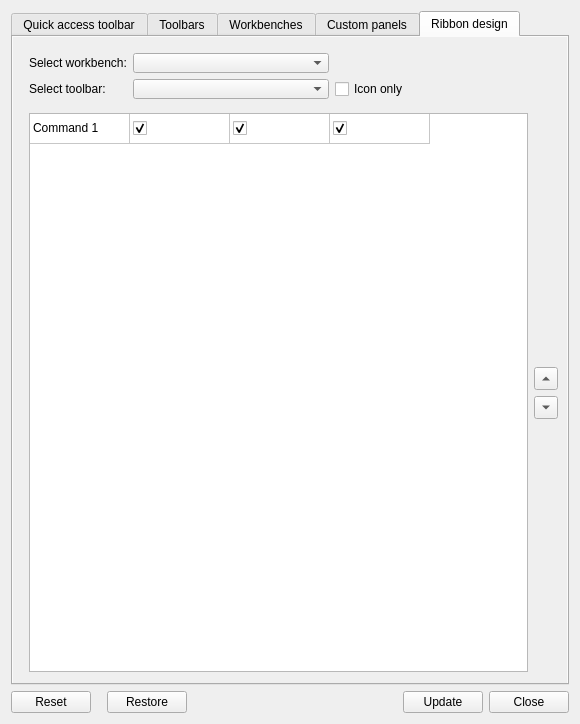
Before: the Qt Designer form Resources/ui/Design.ui in geolta/FreeCAD-Ribbon, drawn with Qt 5.
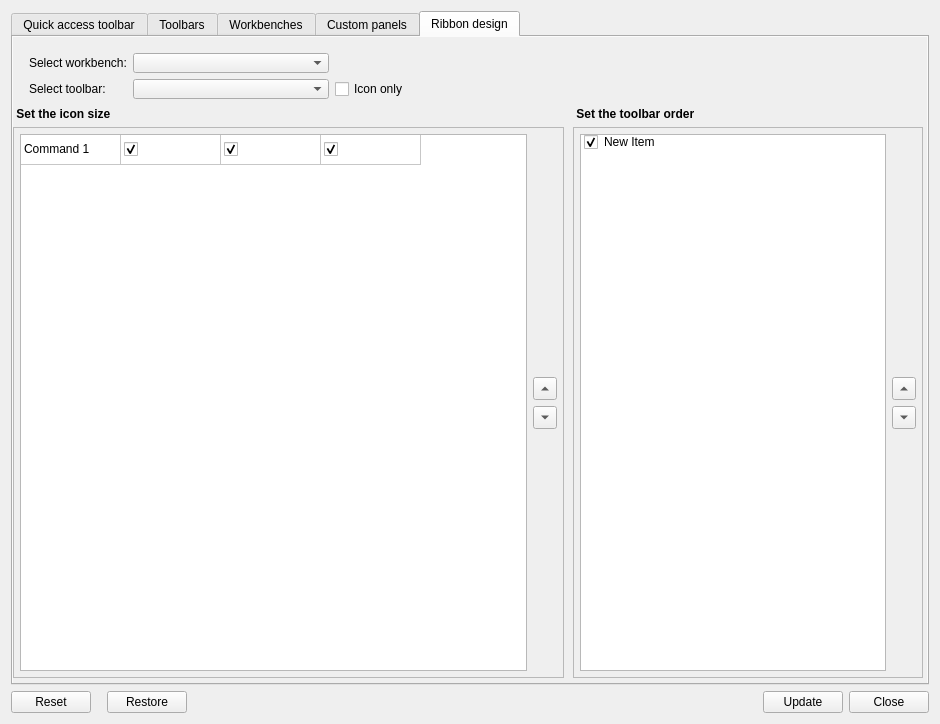
After: the same form once the commit is applied. The open tabs and pages were chosen to show the change.

Commit message: Added function to sort the panels

The edit to the form file:
```diff
--- a/Resources/ui/Design.ui
+++ b/Resources/ui/Design.ui
@@ -9,7 +9,7 @@
    <rect>
     <x>0</x>
     <y>0</y>
-    <width>580</width>
+    <width>940</width>
     <height>724</height>
    </rect>
   </property>
@@ -980,14 +980,33 @@
         </item>
        </layout>
       </widget>
-      <widget class="QWidget" name="layoutWidget">
+      <widget class="QWidget" name="">
        <property name="geometry">
         <rect>
-         <x>10</x>
+         <x>0</x>
          <y>70</y>
-         <width>541</width>
+         <width>551</width>
          <height>571</height>
         </rect>
+       </property>
+       <layout class="QVBoxLayout" name="verticalLayout_3">
+        <item>
+         <widget class="QLabel" name="label_12">
+          <property name="font">
+           <font>
+            <weight>75</weight>
+            <bold>true</bold>
+           </font>
+          </property>
+          <property name="text">
+           <string> Set the icon size</string>
+          </property>
+         </widget>
+        </item>
+        <item>
+         <widget class="QFrame" name="frame">
+          <property name="frameShape">
+           <enum>QFrame::StyledPanel</enum>
        </property>
        <layout class="QHBoxLayout" name="horizontalLayout_3">
         <property name="leftMargin">
@@ -1178,6 +1197,144 @@
            </spacer>
           </item>
          </layout>
+           </item>
+          </layout>
+         </widget>
+        </item>
+       </layout>
+      </widget>
+      <widget class="QWidget" name="">
+       <property name="geometry">
+        <rect>
+         <x>560</x>
+         <y>70</y>
+         <width>351</width>
+         <height>571</height>
+        </rect>
+       </property>
+       <layout class="QVBoxLayout" name="verticalLayout_4">
+        <item>
+         <widget class="QLabel" name="label_4">
+          <property name="font">
+           <font>
+            <weight>75</weight>
+            <bold>true</bold>
+           </font>
+          </property>
+          <property name="text">
+           <string> Set the toolbar order</string>
+          </property>
+         </widget>
+        </item>
+        <item>
+         <widget class="QFrame" name="">
+          <property name="sizePolicy">
+           <sizepolicy hsizetype="Fixed" vsizetype="Preferred">
+            <horstretch>0</horstretch>
+            <verstretch>0</verstretch>
+           </sizepolicy>
+          </property>
+          <property name="minimumSize">
+           <size>
+            <width>350</width>
+            <height>0</height>
+           </size>
+          </property>
+          <property name="frameShape">
+           <enum>QFrame::StyledPanel</enum>
+          </property>
+          <property name="frameShadow">
+           <enum>QFrame::Plain</enum>
+          </property>
+          <layout class="QGridLayout" name="gridLayout_13">
+           <property name="sizeConstraint">
+            <enum>QLayout::SetDefaultConstraint</enum>
+           </property>
+           <property name="leftMargin">
+            <number>6</number>
+           </property>
+           <property name="topMargin">
+            <number>6</number>
+           </property>
+           <property name="rightMargin">
+            <number>6</number>
+           </property>
+           <property name="bottomMargin">
+            <number>6</number>
+           </property>
+           <item row="1" column="1">
+            <layout class="QVBoxLayout" name="verticalLayout_2">
+             <item>
+              <spacer name="verticalSpacer_12">
+               <property name="orientation">
+                <enum>Qt::Vertical</enum>
+               </property>
+               <property name="sizeHint" stdset="0">
+                <size>
+                 <width>20</width>
+                 <height>40</height>
+                </size>
+               </property>
+              </spacer>
+             </item>
+             <item>
+              <widget class="QToolButton" name="MoveUp_Toolbar">
+               <property name="text">
+                <string>...</string>
+               </property>
+               <property name="arrowType">
+                <enum>Qt::UpArrow</enum>
+               </property>
+              </widget>
+             </item>
+             <item>
+              <widget class="QToolButton" name="MoveDown_Toolbar">
+               <property name="text">
+                <string>...</string>
+               </property>
+               <property name="arrowType">
+                <enum>Qt::DownArrow</enum>
+               </property>
+              </widget>
+             </item>
+             <item>
+              <spacer name="verticalSpacer_11">
+               <property name="orientation">
+                <enum>Qt::Vertical</enum>
+               </property>
+               <property name="sizeHint" stdset="0">
+                <size>
+                 <width>20</width>
+                 <height>40</height>
+                </size>
+               </property>
+              </spacer>
+             </item>
+            </layout>
+           </item>
+           <item row="1" column="0">
+            <widget class="QListWidget" name="ToolbarsOrder">
+             <property name="defaultDropAction">
+              <enum>Qt::MoveAction</enum>
+             </property>
+             <property name="movement">
+              <enum>QListView::Free</enum>
+             </property>
+             <property name="sortingEnabled">
+              <bool>false</bool>
+             </property>
+             <item>
+              <property name="text">
+               <string>New Item</string>
+              </property>
+              <property name="checkState">
+               <enum>Checked</enum>
+              </property>
+             </item>
+            </widget>
+           </item>
+          </layout>
+         </widget>
         </item>
        </layout>
       </widget>
```
Left out of the diff: 190 changed lines with no effect on the pictures. Lines whose indentation alone changed are shown as unchanged. The commit also changes 3 other files.
